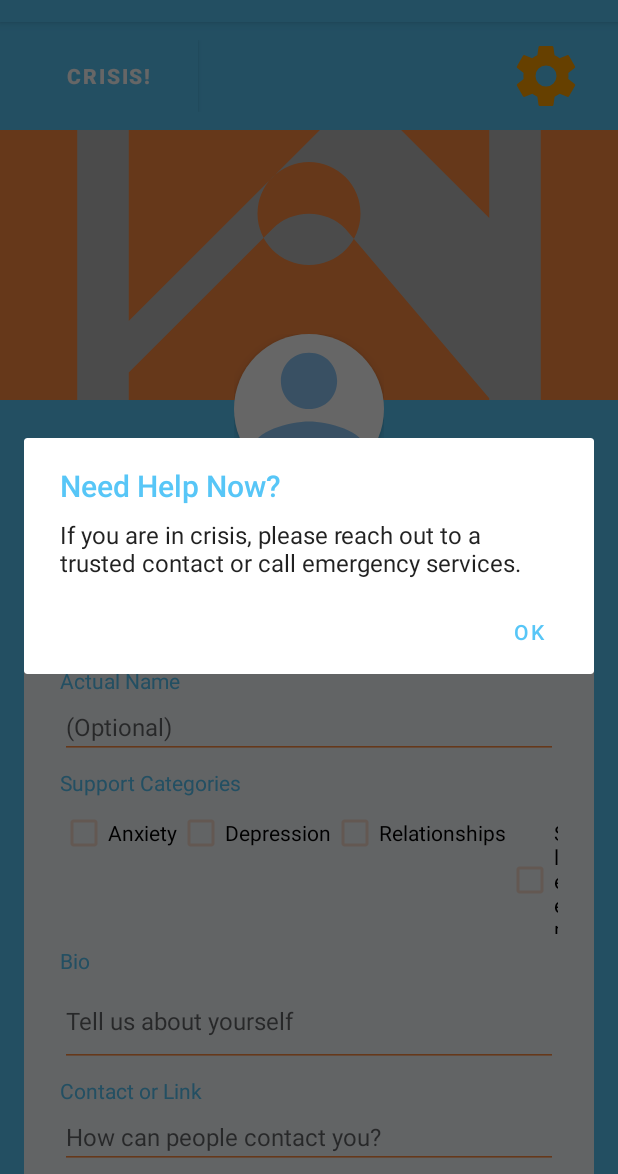
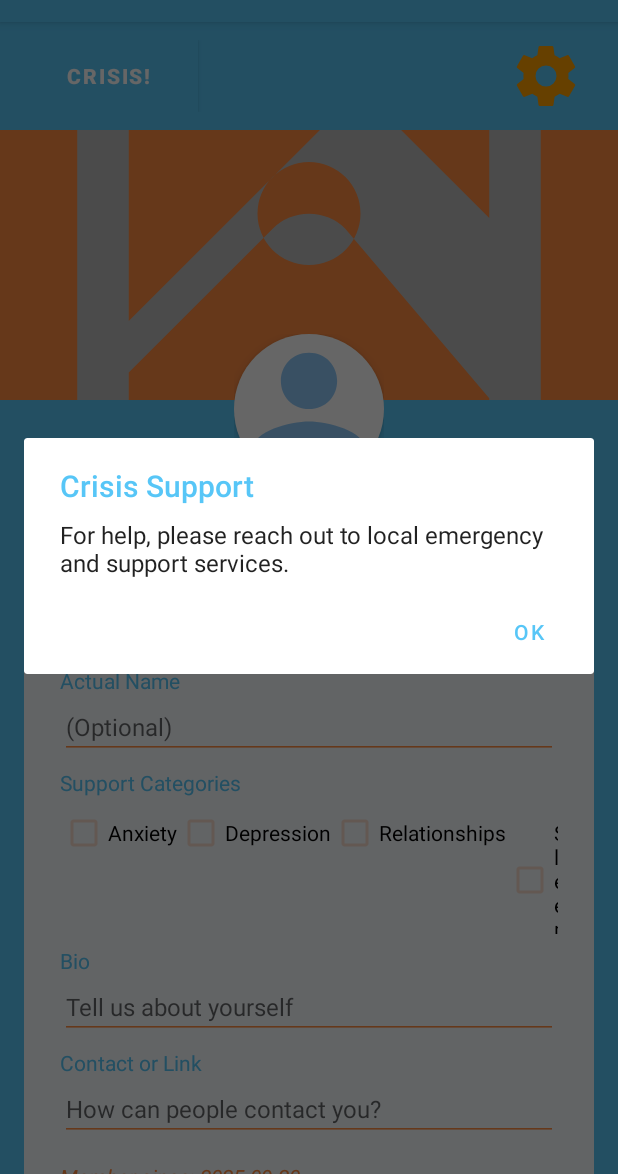
Before and after one commit to ray-seal/Clara, an Android app: the ProfileActivity screen opened directly, with no data from a screen before it, after a tap on "CRISIS!", on a phone screen of 412 x 824 dp, the part 62-1236 px from its top. Run offline under Robolectric (Android 15) with nearby library versions, the phone set to English and light mode, and no system bars; our stand-ins replace Firebase (no records; nobody signed in at launch, a user with empty details on screens opened directly).

Commit message:
Refactor ProfileActivity variable names and layout

```diff
--- a/app/src/main/java/com/rayseal/supportapp/ProfileActivity.java
+++ b/app/src/main/java/com/rayseal/supportapp/ProfileActivity.java
@@ -1,6 +1,5 @@
 package com.rayseal.supportapp;
 
-import android.Manifest;
 import android.app.Activity;
 import android.app.AlertDialog;
 import android.content.Intent;
@@ -9,7 +8,7 @@ import android.graphics.Color;
 import android.net.Uri;
 import android.os.Bundle;
 import android.provider.MediaStore;
-import android.util.Log;
+import android.text.InputType;
 import android.view.View;
 import android.widget.*;
 import androidx.annotation.NonNull;
@@ -28,19 +27,19 @@ public class ProfileActivity extends AppCompatActivity {
     private static final int PICK_PROFILE_PIC = 1001;
     private static final int PICK_COVER_PHOTO = 1002;
     private static final int REQUEST_IMAGE_PERMISSION = 1003;
-    private static final String TAG = "ProfileActivity";
 
     private FirebaseFirestore db;
     private FirebaseAuth mAuth;
     private StorageReference storageRef;
 
-    private ImageView profilePicView, coverPhotoView;
-    private EditText displayNameEdit, actualNameEdit, bioEdit, contactEdit;
+    private ImageView imgProfilePic, imgCoverPhoto;
+    private ImageView profilePhotoPlus, coverPhotoPlus;
+    private EditText editDisplayName, editActualName, editBio, editContact;
     private LinearLayout categoriesLayout;
     private TextView memberSinceText, numPostsText;
-    private Switch showDisplayNameSwitch, showActualNameSwitch, showProfilePicSwitch, showCoverPhotoSwitch,
-            showSupportCategoriesSwitch, showBioSwitch, showContactSwitch, showStatsSwitch;
-    private Button saveBtn, cancelBtn, editBtn;
+    private Switch switchDisplayName, switchActualName, switchProfilePic, switchCoverPhoto,
+            switchCategories, switchBio, switchContact, switchStats;
+    private Button btnSave, btnCancel, btnEdit;
     private ProgressBar progressBar;
 
     private Uri profilePicUri, coverPhotoUri;
@@ -59,39 +58,57 @@ public class ProfileActivity extends AppCompatActivity {
         mAuth = FirebaseAuth.getInstance();
         storageRef = FirebaseStorage.getInstance().getReference();
 
-        profilePicView = findViewById(R.id.img_profile_pic);
-        coverPhotoView = findViewById(R.id.img_cover_photo);
-        displayNameEdit = findViewById(R.id.edit_display_name);
-        actualNameEdit = findViewById(R.id.edit_actual_name);
-        bioEdit = findViewById(R.id.edit_bio);
-        contactEdit = findViewById(R.id.edit_contact);
+        imgProfilePic = findViewById(R.id.img_profile_pic);
+        imgCoverPhoto = findViewById(R.id.img_cover_photo);
+        profilePhotoPlus = findViewById(R.id.profile_photo_plus);
+        coverPhotoPlus = findViewById(R.id.cover_photo_plus);
+
+        editDisplayName = findViewById(R.id.edit_display_name);
+        editActualName = findViewById(R.id.edit_actual_name);
+        editBio = findViewById(R.id.edit_bio);
+        editContact = findViewById(R.id.edit_contact);
         categoriesLayout = findViewById(R.id.layout_categories);
+
         memberSinceText = findViewById(R.id.txt_member_since);
         numPostsText = findViewById(R.id.txt_num_posts);
 
-        showDisplayNameSwitch = findViewById(R.id.switch_priv_display_name);
-        showActualNameSwitch = findViewById(R.id.switch_priv_actual_name);
-        showProfilePicSwitch = findViewById(R.id.switch_priv_profile_pic);
-        showCoverPhotoSwitch = findViewById(R.id.switch_priv_cover_photo);
-        showSupportCategoriesSwitch = findViewById(R.id.switch_priv_categories);
-        showBioSwitch = findViewById(R.id.switch_priv_bio);
-        showContactSwitch = findViewById(R.id.switch_priv_contact);
-        showStatsSwitch = findViewById(R.id.switch_priv_stats);
+        switchDisplayName = findViewById(R.id.switch_priv_display_name);
+        switchActualName = findViewById(R.id.switch_priv_actual_name);
+        switchProfilePic = findViewById(R.id.switch_priv_profile_pic);
+        switchCoverPhoto = findViewById(R.id.switch_priv_cover_photo);
+        switchCategories = findViewById(R.id.switch_priv_categories);
+        switchBio = findViewById(R.id.switch_priv_bio);
+        switchContact = findViewById(R.id.switch_priv_contact);
+        switchStats = findViewById(R.id.switch_priv_stats);
 
-        saveBtn = findViewById(R.id.btn_save);
-        cancelBtn = findViewById(R.id.btn_cancel);
-        editBtn = findViewById(R.id.btn_edit);
+        btnSave = findViewById(R.id.btn_save);
+        btnCancel = findViewById(R.id.btn_cancel);
+        btnEdit = findViewById(R.id.btn_edit);
+
         progressBar = findViewById(R.id.progressBar);
 
-        profilePicView.setOnClickListener(v -> { if (isEditing) pickImage(PICK_PROFILE_PIC); });
-        coverPhotoView.setOnClickListener(v -> { if (isEditing) pickImage(PICK_COVER_PHOTO); });
-
-        editBtn.setOnClickListener(v -> setEditing(true));
-        cancelBtn.setOnClickListener(v -> { setEditing(false); loadProfile(); });
-        saveBtn.setOnClickListener(v -> saveProfile());
-
+        // Top bar buttons
         findViewById(R.id.btn_crisis).setOnClickListener(v -> showCrisisDialog());
         findViewById(R.id.btn_settings).setOnClickListener(v -> openSettings());
+
+        // Edit controls
+        btnEdit.setOnClickListener(v -> setEditing(true));
+        btnCancel.setOnClickListener(v -> {
+            setEditing(false);
+            loadProfile();
+        });
+        btnSave.setOnClickListener(v -> saveProfile());
+
+        // Photo pickers (+ overlays)
+        imgProfilePic.setOnClickListener(v -> {
+            if (isEditing) pickImage(PICK_PROFILE_PIC);
+        });
+        profilePhotoPlus.setOnClickListener(v -> pickImage(PICK_PROFILE_PIC));
+
+        imgCoverPhoto.setOnClickListener(v -> {
+            if (isEditing) pickImage(PICK_COVER_PHOTO);
+        });
+        coverPhotoPlus.setOnClickListener(v -> pickImage(PICK_COVER_PHOTO));
 
         setEditing(false);
         loadProfile();
@@ -99,23 +116,30 @@ public class ProfileActivity extends AppCompatActivity {
 
     private void setEditing(boolean editing) {
         isEditing = editing;
-        displayNameEdit.setEnabled(editing);
-        actualNameEdit.setEnabled(editing);
-        bioEdit.setEnabled(editing);
-        contactEdit.setEnabled(editing);
+        editDisplayName.setEnabled(editing);
+        editDisplayName.setInputType(editing ? InputType.TYPE_CLASS_TEXT : InputType.TYPE_NULL);
+        editActualName.setEnabled(editing);
+        editActualName.setInputType(editing ? InputType.TYPE_CLASS_TEXT : InputType.TYPE_NULL);
+        editBio.setEnabled(editing);
+        editBio.setInputType(editing ? InputType.TYPE_CLASS_TEXT | InputType.TYPE_TEXT_FLAG_MULTI_LINE : InputType.TYPE_NULL);
+        editContact.setEnabled(editing);
+        editContact.setInputType(editing ? InputType.TYPE_CLASS_TEXT : InputType.TYPE_NULL);
 
-        showDisplayNameSwitch.setEnabled(editing);
-        showActualNameSwitch.setEnabled(editing);
-        showProfilePicSwitch.setEnabled(editing);
-        showCoverPhotoSwitch.setEnabled(editing);
-        showSupportCategoriesSwitch.setEnabled(editing);
-        showBioSwitch.setEnabled(editing);
-        showContactSwitch.setEnabled(editing);
-        showStatsSwitch.setEnabled(editing);
+        switchDisplayName.setEnabled(editing);
+        switchActualName.setEnabled(editing);
+        switchProfilePic.setEnabled(editing);
+        switchCoverPhoto.setEnabled(editing);
+        switchCategories.setEnabled(editing);
+        switchBio.setEnabled(editing);
+        switchContact.setEnabled(editing);
+        switchStats.setEnabled(editing);
 
-        saveBtn.setVisibility(editing ? View.VISIBLE : View.GONE);
-        cancelBtn.setVisibility(editing ? View.VISIBLE : View.GONE);
-        editBtn.setVisibility(editing ? View.GONE : View.VISIBLE);
+        btnSave.setVisibility(editing ? View.VISIBLE : View.GONE);
+        btnCancel.setVisibility(editing ? View.VISIBLE : View.GONE);
+        btnEdit.setVisibility(editing ? View.GONE : View.VISIBLE);
+
+        profilePhotoPlus.setVisibility(editing ? View.VISIBLE : View.GONE);
+        coverPhotoPlus.setVisibility(editing ? View.VISIBLE : View.GONE);
 
         // Enable/disable category checkboxes
         for (int i = 0; i < categoriesLayout.getChildCount(); i++) {
@@ -125,10 +149,10 @@ public class ProfileActivity extends AppCompatActivity {
     }
 
     private void pickImage(int reqCode) {
-        if (ContextCompat.checkSelfPermission(this, Manifest.permission.READ_EXTERNAL_STORAGE)
+        if (ContextCompat.checkSelfPermission(this, android.Manifest.permission.READ_EXTERNAL_STORAGE)
                 != PackageManager.PERMISSION_GRANTED) {
             ActivityCompat.requestPermissions(this,
-                    new String[]{Manifest.permission.READ_EXTERNAL_STORAGE}, REQUEST_IMAGE_PERMISSION);
+                    new String[]{android.Manifest.permission.READ_EXTERNAL_STORAGE}, REQUEST_IMAGE_PERMISSION);
         } else {
             Intent intent = new Intent(Intent.ACTION_PICK, MediaStore.Images.Media.EXTERNAL_CONTENT_URI);
             startActivityForResult(intent, reqCode);
@@ -140,7 +164,6 @@ public class ProfileActivity extends AppCompatActivity {
         super.onRequestPermissionsResult(requestCode, permissions, grantResults);
         if (requestCode == REQUEST_IMAGE_PERMISSION) {
             if (grantResults.length > 0 && grantResults[0] == PackageManager.PERMISSION_GRANTED) {
-                // User granted permission, but not retrying picker automatically for simplicity.
                 Toast.makeText(this, "Permission granted, tap again to pick image.", Toast.LENGTH_SHORT).show();
             } else {
                 Toast.makeText(this, "Permission denied.", Toast.LENGTH_SHORT).show();
@@ -173,27 +196,26 @@ public class ProfileActivity extends AppCompatActivity {
         })
         .addOnFailureListener(e -> {
             Toast.makeText(this, "Failed to load profile.", Toast.LENGTH_SHORT).show();
-            Log.e(TAG, "Load profile failed", e);
             progressBar.setVisibility(View.GONE);
         });
     }
 
     private void fillViews(Profile profile) {
-        displayNameEdit.setText(profile.displayName);
-        actualNameEdit.setText(profile.actualName);
-        bioEdit.setText(profile.bio);
-        contactEdit.setText(profile.contact);
+        editDisplayName.setText(profile.displayName);
+        editActualName.setText(profile.actualName);
+        editBio.setText(profile.bio);
+        editContact.setText(profile.contact);
 
         if (profile.profilePictureUrl != null && !profile.profilePictureUrl.isEmpty()) {
-            Glide.with(this).load(profile.profilePictureUrl).into(profilePicView);
+            Glide.with(this).load(profile.profilePictureUrl).into(imgProfilePic);
         } else {
-            profilePicView.setImageResource(R.drawable.ic_person);
+            imgProfilePic.setImageResource(R.drawable.ic_person);
         }
 
         if (profile.coverPhotoUrl != null && !profile.coverPhotoUrl.isEmpty()) {
-            Glide.with(this).load(profile.coverPhotoUrl).into(coverPhotoView);
+            Glide.with(this).load(profile.coverPhotoUrl).into(imgCoverPhoto);
         } else {
-            coverPhotoView.setImageResource(R.drawable.ic_image);
+            imgCoverPhoto.setImageResource(R.drawable.ic_image);
         }
 
         categoriesLayout.removeAllViews();
@@ -206,19 +228,20 @@ public class ProfileActivity extends AppCompatActivity {
             categoriesLayout.addView(cb);
         }
 
+        SimpleDateFormat sdf = new SimpleDateFormat("yyyy-MM-dd", Locale.getDefault());
         memberSinceText.setText("Member since: " +
-                new SimpleDateFormat("yyyy-MM-dd", Locale.getDefault()).format(new Date(profile.memberSince)));
+                sdf.format(new Date(profile.memberSince)));
         numPostsText.setText("Posts: " + profile.numPosts);
 
         PrivacySettings priv = profile.privacy != null ? profile.privacy : new PrivacySettings();
-        showDisplayNameSwitch.setChecked(priv.showDisplayName);
-        showActualNameSwitch.setChecked(priv.showActualName);
-        showProfilePicSwitch.setChecked(priv.showProfilePicture);
-        showCoverPhotoSwitch.setChecked(priv.showCoverPhoto);
-        showSupportCategoriesSwitch.setChecked(priv.showSupportCategories);
-        showBioSwitch.setChecked(priv.showBio);
-        showContactSwitch.setChecked(priv.showContact);
-        showStatsSwitch.setChecked(priv.showStats);
+        switchDisplayName.setChecked(priv.showDisplayName);
+        switchActualName.setChecked(priv.showActualName);
+        switchProfilePic.setChecked(priv.showProfilePicture);
+        switchCoverPhoto.setChecked(priv.showCoverPhoto);
+        switchCategories.setChecked(priv.showSupportCategories);
+        switchBio.setChecked(priv.showBio);
+        switchContact.setChecked(priv.showContact);
+        switchStats.setChecked(priv.showStats);
     }
 
     private void saveProfile() {
@@ -226,10 +249,10 @@ public class ProfileActivity extends AppCompatActivity {
         String uid = mAuth.getCurrentUser().getUid();
         Profile p = userProfile != null ? userProfile : new Profile();
         p.uid = uid;
-        p.displayName = displayNameEdit.getText().toString().trim();
-        p.actualName = actualNameEdit.getText().toString().trim();
-        p.bio = bioEdit.getText().toString().trim();
-        p.contact = contactEdit.getText().toString().trim();
+        p.displayName = editDisplayName.getText().toString().trim();
+        p.actualName = editActualName.getText().toString().trim();
+        p.bio = editBio.getText().toString().trim();
+        p.contact = editContact.getText().toString().trim();
 
         List<String> selectedCats = new ArrayList<>();
         for (int i = 0; i < categoriesLayout.getChildCount(); i++) {
@@ -241,14 +264,14 @@ public class ProfileActivity extends AppCompatActivity {
         p.supportCategories = selectedCats;
 
         PrivacySettings priv = new PrivacySettings();
-        priv.showDisplayName = showDisplayNameSwitch.isChecked();
-        priv.showActualName = showActualNameSwitch.isChecked();
-        priv.showProfilePicture = showProfilePicSwitch.isChecked();
-        priv.showCoverPhoto = showCoverPhotoSwitch.isChecked();
-        priv.showSupportCategories = showSupportCategoriesSwitch.isChecked();
-        priv.showBio = showBioSwitch.isChecked();
-        priv.showContact = showContactSwitch.isChecked();
-        priv.showStats = showStatsSwitch.isChecked();
+        priv.showDisplayName = switchDisplayName.isChecked();
+        priv.showActualName = switchActualName.isChecked();
+        priv.showProfilePicture = switchProfilePic.isChecked();
+        priv.showCoverPhoto = switchCoverPhoto.isChecked();
+        priv.showSupportCategories = switchCategories.isChecked();
+        priv.showBio = switchBio.isChecked();
+        priv.showContact = switchContact.isChecked();
+        priv.showStats = switchStats.isChecked();
         p.privacy = priv;
 
         if (profilePicUri != null) {
@@ -278,7 +301,6 @@ public class ProfileActivity extends AppCompatActivity {
                 .addOnSuccessListener(taskSnapshot -> ref.getDownloadUrl().addOnSuccessListener(uri1 -> listener.onSuccess(uri1.toString())))
                 .addOnFailureListener(e -> {
                     Toast.makeText(this, "Failed to upload image.", Toast.LENGTH_SHORT).show();
-                    Log.e(TAG, "Image upload failed", e);
                     listener.onSuccess(""); // Continue with blank
                 });
     }
@@ -292,7 +314,6 @@ public class ProfileActivity extends AppCompatActivity {
                 })
                 .addOnFailureListener(e -> {
                     Toast.makeText(this, "Failed to save profile.", Toast.LENGTH_SHORT).show();
-                    Log.e(TAG, "Save profile failed", e);
                     progressBar.setVisibility(View.GONE);
                 });
     }
@@ -303,10 +324,10 @@ public class ProfileActivity extends AppCompatActivity {
         if (resultCode == Activity.RESULT_OK && data != null && data.getData() != null) {
             if (requestCode == PICK_PROFILE_PIC) {
                 profilePicUri = data.getData();
-                profilePicView.setImageURI(profilePicUri);
+                imgProfilePic.setImageURI(profilePicUri);
             } else if (requestCode == PICK_COVER_PHOTO) {
                 coverPhotoUri = data.getData();
-                coverPhotoView.setImageURI(coverPhotoUri);
+                imgCoverPhoto.setImageURI(coverPhotoUri);
             }
         }
     }
@@ -316,15 +337,22 @@ public class ProfileActivity extends AppCompatActivity {
     }
 
     private void showCrisisDialog() {
+        String country = Locale.getDefault().getCountry();
+        String messageUK = "Immediate help (UK):\n\n" +
+                "Call 999 in an emergency\n" +
+                "Call NHS 111 for urgent advice\n" +
+                "Text 'SHOUT' to 85258\n" +
+                "Samaritans: 116 123\n";
+        String message = country.equals("GB") ? messageUK :
+                "For help, please reach out to local emergency and support services.";
         new AlertDialog.Builder(this)
-                .setTitle("Need Help Now?")
-                .setMessage("If you are in crisis, please reach out to a trusted contact or call emergency services.")
+                .setTitle("Crisis Support")
+                .setMessage(message)
                 .setPositiveButton("OK", null)
                 .show();
     }
 
     private void openSettings() {
-        // Start a settings activity or show settings dialog if you have one
         Toast.makeText(this, "Settings coming soon", Toast.LENGTH_SHORT).show();
     }
 }
```
